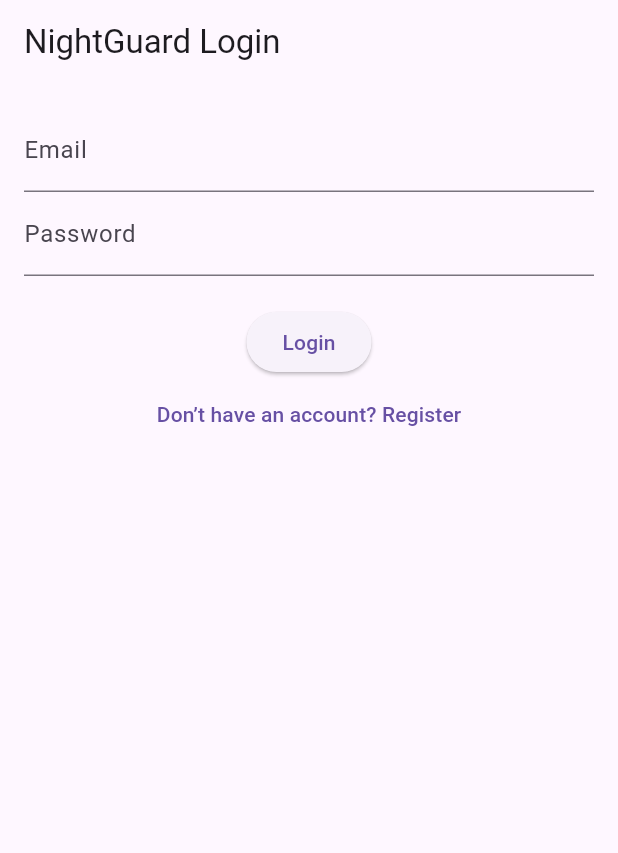
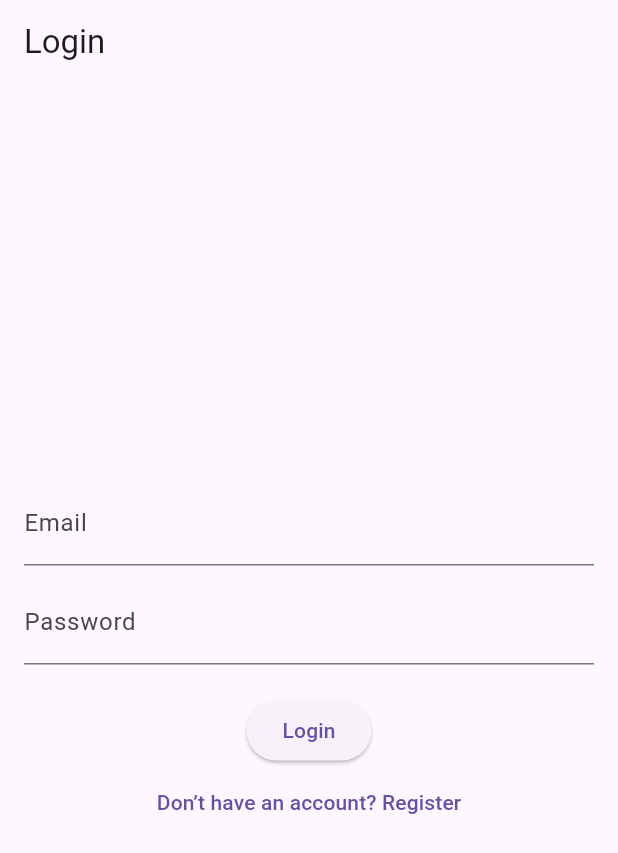
Before and after one commit to Nightwolf7104/Nightguard-public, a Flutter app: the screen it shows after launch, on a phone screen of 412 x 824 dp. Shown: the top 853 px of the screen. Run offline on Flutter 3.47's test engine with Material 3 defaults, Android fonts, the phone set to English and light mode, and no system bars; our stand-ins replace firebase_auth, firebase_core; accounts and stored records are empty.

Commit message:
Update login_screen.dart

```diff
--- a/lib/login_screen.dart
+++ b/lib/login_screen.dart
@@ -2,64 +2,60 @@ import 'package:flutter/material.dart';
 import 'package:firebase_auth/firebase_auth.dart';
 import 'register_screen.dart';
 
-class LoginScreen extends StatefulWidget {
-  @override
-  _LoginScreenState createState() => _LoginScreenState();
-}
-
-class _LoginScreenState extends State<LoginScreen> {
+class LoginScreen extends StatelessWidget {
   final TextEditingController emailController = TextEditingController();
   final TextEditingController passwordController = TextEditingController();
+
   final FirebaseAuth _auth = FirebaseAuth.instance;
-  String errorMessage = '';
 
-  void login() async {
+  void login(BuildContext context) async {
     try {
       await _auth.signInWithEmailAndPassword(
         email: emailController.text.trim(),
         password: passwordController.text.trim(),
       );
-      ScaffoldMessenger.of(context).showSnackBar(
-        SnackBar(content: Text('Login successful!')),
-      );
-      // TODO: Navigate to main app screen
+      ScaffoldMessenger.of(context)
+          .showSnackBar(SnackBar(content: Text("Login successful")));
+      // TODO: Navigate to home screen
     } on FirebaseAuthException catch (e) {
-      setState(() {
-        errorMessage = e.message ?? 'Login failed';
-      });
+      ScaffoldMessenger.of(context)
+          .showSnackBar(SnackBar(content: Text(e.message ?? "Login failed")));
     }
   }
 
   @override
   Widget build(BuildContext context) {
     return Scaffold(
-      appBar: AppBar(title: Text('NightGuard Login')),
+      appBar: AppBar(title: const Text("Login")),
       body: Padding(
-        padding: EdgeInsets.all(16),
+        padding: const EdgeInsets.all(16.0),
         child: Column(
+          mainAxisAlignment: MainAxisAlignment.center,
           children: [
             TextField(
               controller: emailController,
-              decoration: InputDecoration(labelText: 'Email'),
+              decoration: const InputDecoration(labelText: "Email"),
             ),
+            const SizedBox(height: 10),
             TextField(
               controller: passwordController,
-              decoration: InputDecoration(labelText: 'Password'),
               obscureText: true,
+              decoration: const InputDecoration(labelText: "Password"),
             ),
-            SizedBox(height: 20),
-            ElevatedButton(onPressed: login, child: Text('Login')),
+            const SizedBox(height: 20),
+            ElevatedButton(
+              onPressed: () => login(context),
+              child: const Text("Login"),
+            ),
             TextButton(
               onPressed: () {
                 Navigator.push(
                   context,
-                  MaterialPageRoute(builder: (_) => RegisterScreen()),
+                  MaterialPageRoute(builder: (context) => RegisterScreen()),
                 );
               },
-              child: Text('Don’t have an account? Register'),
+              child: const Text("Don’t have an account? Register"),
             ),
-            if (errorMessage.isNotEmpty)
-              Text(errorMessage, style: TextStyle(color: Colors.red)),
           ],
         ),
       ),
```
